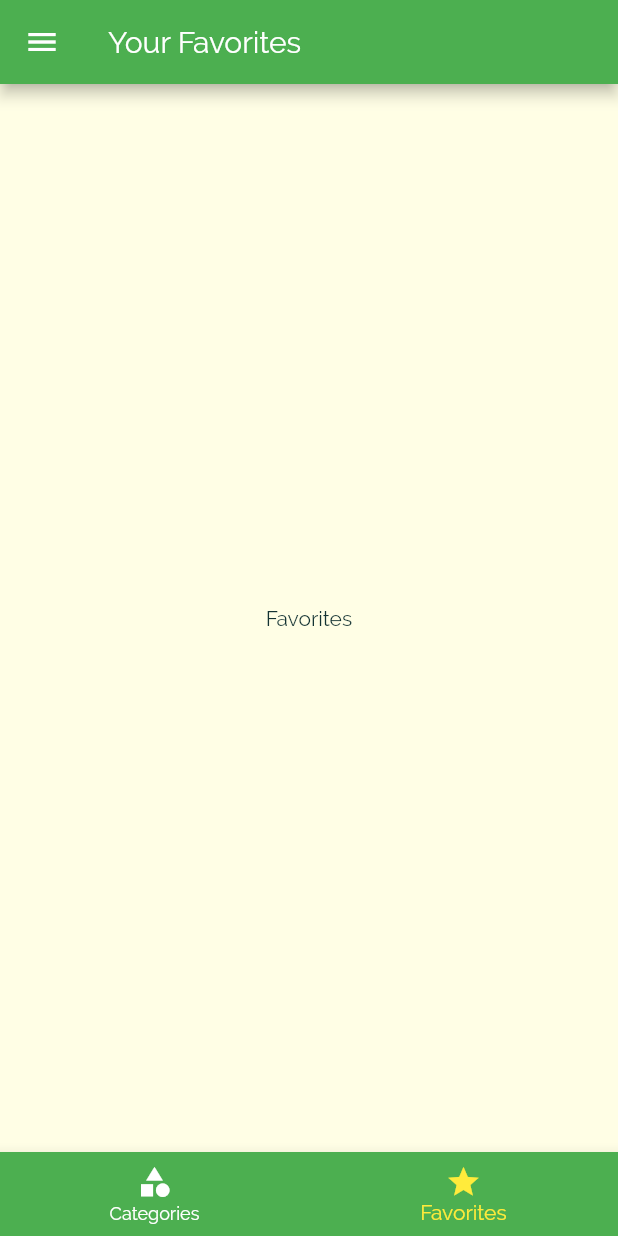
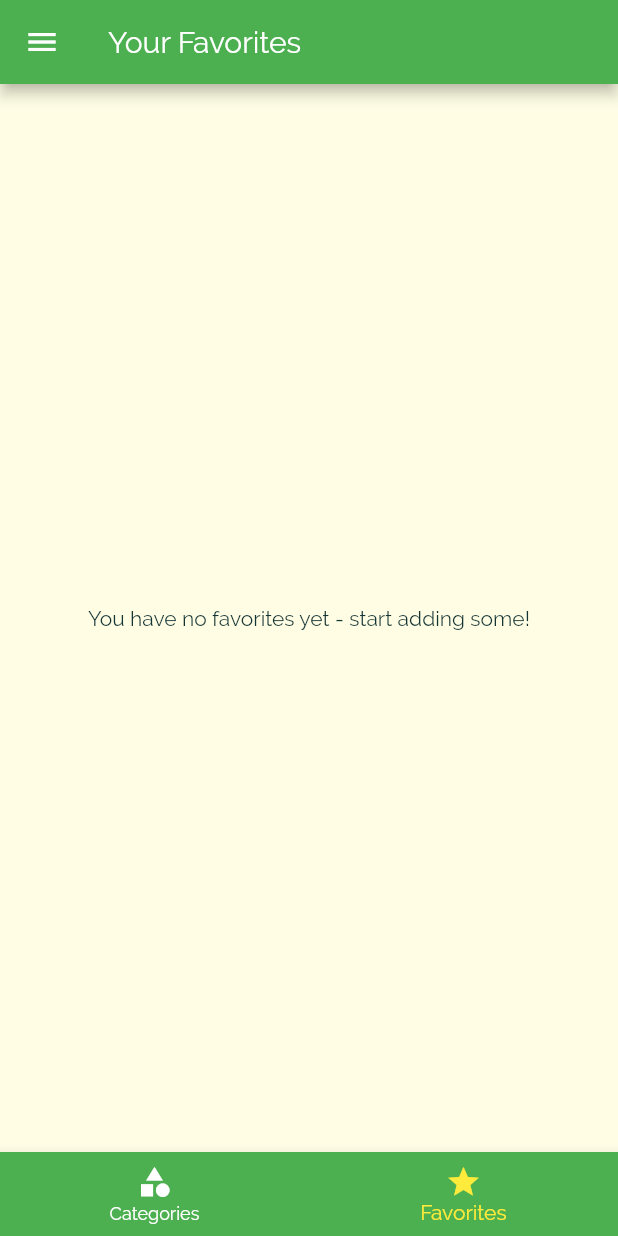
Before and after one commit to zexes/meals_app, a Flutter app: the screen it shows after launch, item 2 of the bottom bar chosen, on a phone screen of 412 x 824 dp. Run offline on Flutter 3.47's test engine with Material 2 defaults, Android fonts, the phone set to English and light mode, and no system bars.

Commit message:
Mark as Favorite. closes #25

```diff
--- a/lib/main.dart
+++ b/lib/main.dart
@@ -16,7 +16,10 @@ class MyApp extends StatefulWidget {
 
 class _MyAppState extends State<MyApp> {
   List<Meal> _availableMeals = DUMMY_MEALS;
+  List<Meal> _favoriteMeals = [];
 
+  //TODO -1 create filters class and refactor
+  //TODO -2 use provider package to move data around e.g favoriteMeals and available meals
   Map<String, bool> _filters = {
     'gluten': false,
     'lactose': false,
@@ -46,6 +49,24 @@ class _MyAppState extends State<MyApp> {
     });
   }
 
+  void _toggleFavorite(String mealId) {
+    final existingIndex =
+        _favoriteMeals.indexWhere((meal) => meal.id == mealId);
+    if (existingIndex >= 0) {
+      setState(() {
+        _favoriteMeals.removeAt(existingIndex);
+      });
+    } else {
+      setState(() {
+        _favoriteMeals.add(DUMMY_MEALS.firstWhere((meal) => meal.id == mealId));
+      });
+    }
+  }
+
+  bool _isMealFavorite(String id) {
+    return _favoriteMeals.any((meal) => meal.id == id);
+  }
+
   @override
   Widget build(BuildContext context) {
     return MaterialApp(
@@ -66,11 +87,12 @@ class _MyAppState extends State<MyApp> {
 //      home: CategoriesScreen(),
       initialRoute: TabsScreen.id,
       routes: {
-        TabsScreen.id: (ctx) => TabsScreen(),
+        TabsScreen.id: (ctx) => TabsScreen(favoriteMeals: _favoriteMeals),
         CategoriesScreen.id: (ctx) => CategoriesScreen(),
         CategoryMealScreen.id: (ctx) =>
             CategoryMealScreen(availableMeals: _availableMeals),
-        MealDetailScreen.id: (ctx) => MealDetailScreen(),
+        MealDetailScreen.id: (ctx) => MealDetailScreen(
+            toggleFavorite: _toggleFavorite, isFavorite: _isMealFavorite),
         FiltersScreen.id: (ctx) => FiltersScreen(
               currentFilters: _filters,
               saveFilters: _setFilters,
--- a/lib/screens/favorites_screen.dart
+++ b/lib/screens/favorites_screen.dart
@@ -1,10 +1,34 @@
 import 'package:flutter/material.dart';
+import '../widgets/meal_item.dart';
+import '../model/meal.dart';
 
 class FavoritesScreen extends StatelessWidget {
+  final List<Meal> favoriteMeals;
+
+  const FavoritesScreen({this.favoriteMeals});
+
   @override
   Widget build(BuildContext context) {
-    return Center(
-      child: Text('Favorites'),
-    );
+    if (favoriteMeals.isEmpty) {
+      return Center(
+        child: Text('You have no favorites yet - start adding some!'),
+      );
+    } else {
+      return ListView.separated(
+        separatorBuilder: (ctx, index) => Divider(),
+        itemBuilder: (ctx, index) {
+          final meal = favoriteMeals[index];
+          return MealItem(
+            id: meal.id,
+            title: meal.title,
+            affordability: meal.affordability,
+            complexity: meal.complexity,
+            duration: meal.duration,
+            imageUrl: meal.imageUrl,
+          );
+        },
+        itemCount: favoriteMeals.length,
+      );
+    }
   }
 }
--- a/lib/screens/tab_screen.dart
+++ b/lib/screens/tab_screen.dart
@@ -1,4 +1,5 @@
 import 'package:flutter/material.dart';
+import '../model/meal.dart';
 import '../widgets/main_drawer.dart';
 import './categories_screen.dart';
 import './favorites_screen.dart';
@@ -6,25 +7,36 @@ import './favorites_screen.dart';
 class TabsScreen extends StatefulWidget {
   static final String id = 'tabs_screen';
 
+  final List<Meal> favoriteMeals;
+
+  const TabsScreen({this.favoriteMeals});
+
   @override
   _TabsScreenState createState() => _TabsScreenState();
 }
 
 class _TabsScreenState extends State<TabsScreen> {
-  final List<Map<String, dynamic>> _pages = [
+  List<Map<String, dynamic>> _pages;
 //since dynamic or Object, we can choose to add actions
+
+  int _selectedPageIndex = 0;
+
+  @override
+  void initState() {
+    super.initState();
+
+    _pages = [
       {
         'page': CategoriesScreen(),
         'title': 'Categories',
         //'action': FlatButton(onPressed: ,)
       },
       {
-      'page': FavoritesScreen(),
+        'page': FavoritesScreen(favoriteMeals: widget.favoriteMeals),
         'title': 'Your Favorites',
       },
     ];
-
-  int _selectedPageIndex = 0;
+  }
 
   void _selectPage(int index) {
     setState(() {
--- a/lib/widgets/meal_item.dart
+++ b/lib/widgets/meal_item.dart
@@ -21,7 +21,7 @@ class MealItem extends StatelessWidget {
       @required this.duration,
       @required this.complexity,
       @required this.affordability,
-      @required this.removeItem});
+      this.removeItem});
 
   String get complexityText {
     switch (complexity) {
```
Also changed, not shown: lib/screens/meal_detail_screen.dart (+8 -5 lines). Lines whose indentation alone changed are shown as unchanged.
